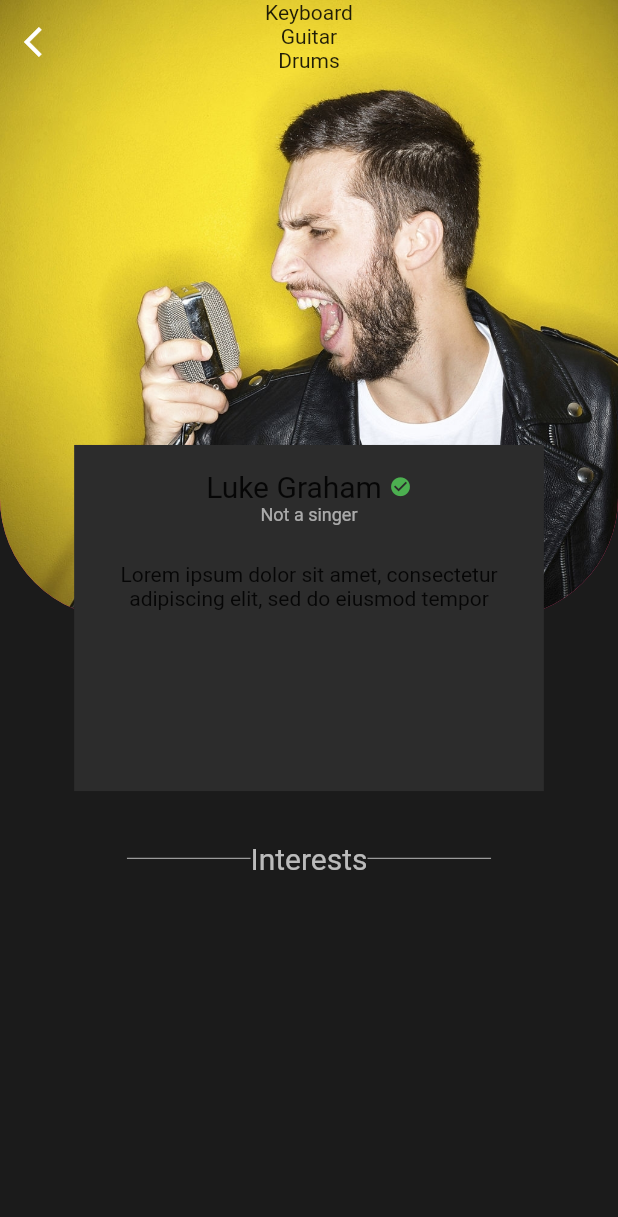
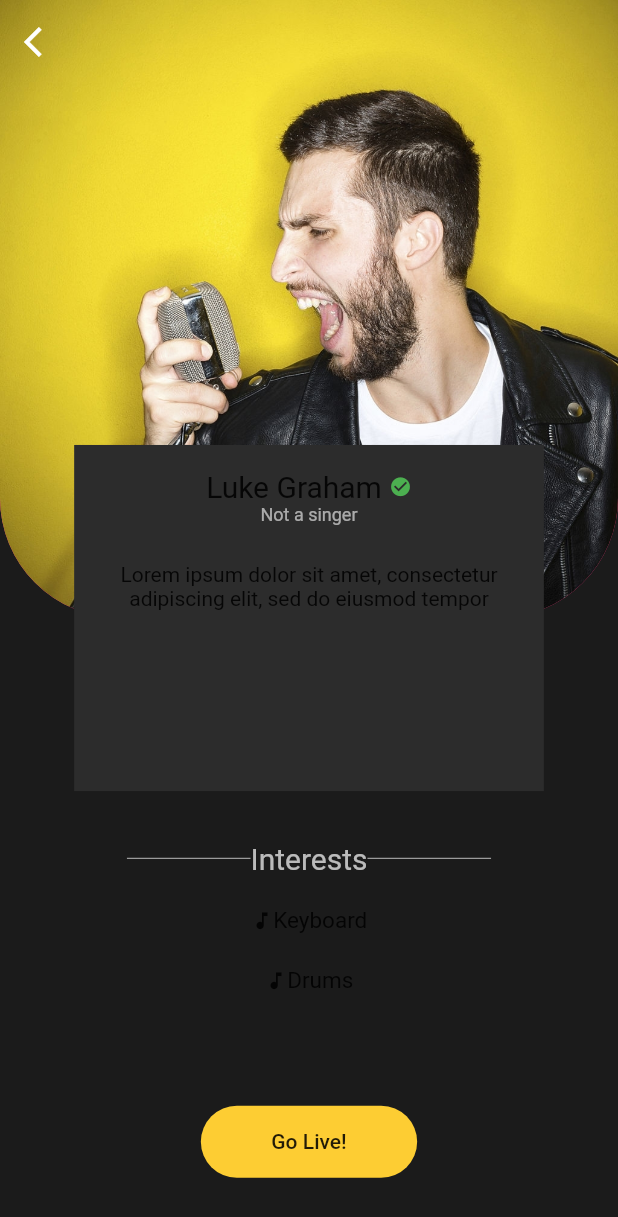
Before and after one commit to Meherdeep/Lyricist, a Flutter app: the ArtistProfile screen opened directly, on a phone screen of 412 x 824 dp. Shown: the top 1217 px of the screen. Run offline on Flutter 3.47's test engine with Material 2 defaults, Android fonts, the light colour scheme and no system bars; our stand-ins replace audioplayers, flutter_svg, google_sign_in, random_string; missing offline and left inert: agora_rtc_engine, agora_rtm; project files that could hold a hidden picture were left out.

Commit message:
profile updates

```diff
--- a/mobile-app/agora_rte_hack/lib/pages/profile.dart
+++ b/mobile-app/agora_rte_hack/lib/pages/profile.dart
@@ -1,3 +1,4 @@
+import 'package:agora_rte_hack/pages/broacaster.dart';
 import 'package:flutter/material.dart';
 
 class ArtistProfile extends StatefulWidget {
@@ -100,14 +101,42 @@ class _ArtistProfileState extends State<ArtistProfile> {
           ),
           Align(
             alignment: Alignment(0, 0.5),
-            child: Column(
-              crossAxisAlignment: CrossAxisAlignment.center,
+            child: Row(
+              mainAxisAlignment: MainAxisAlignment.center,
               children: <Widget>[
-                Text('Keyboard'),
-                Text('Guitar'),
-                Text('Drums')
+                Icon(Icons.music_note, size: 15,),
+                Text('Keyboard', style: TextStyle(fontSize: 15),),
               ],
             ),
+          ),
+          Align(
+            alignment: Alignment(0, 0.6),
+            child: Row(
+              mainAxisAlignment: MainAxisAlignment.center,
+              children: <Widget>[
+                Icon(Icons.music_note, size: 15,),
+                Text('Drums', style: TextStyle(fontSize: 15)),
+              ],
+            ),
+          ),
+          Align(
+            alignment: Alignment(0,0.9),
+            child: Container(
+                    decoration: BoxDecoration(
+                      color: Color(0xFFFDCD33),
+                      borderRadius: BorderRadius.circular(40)
+                    ),
+                    width: MediaQuery.of(context).size.width*0.35,
+                    child: MaterialButton(
+                      onPressed:(){
+                        Navigator.push(
+                          context,
+                          MaterialPageRoute(builder: (context)=>BroadcasterWindow('artist', 'Luke Graham'))
+                        );
+                      },
+                      child: Text('Go Live!'),
+                    )
+                  ),
           )
         ],
       ),
```
